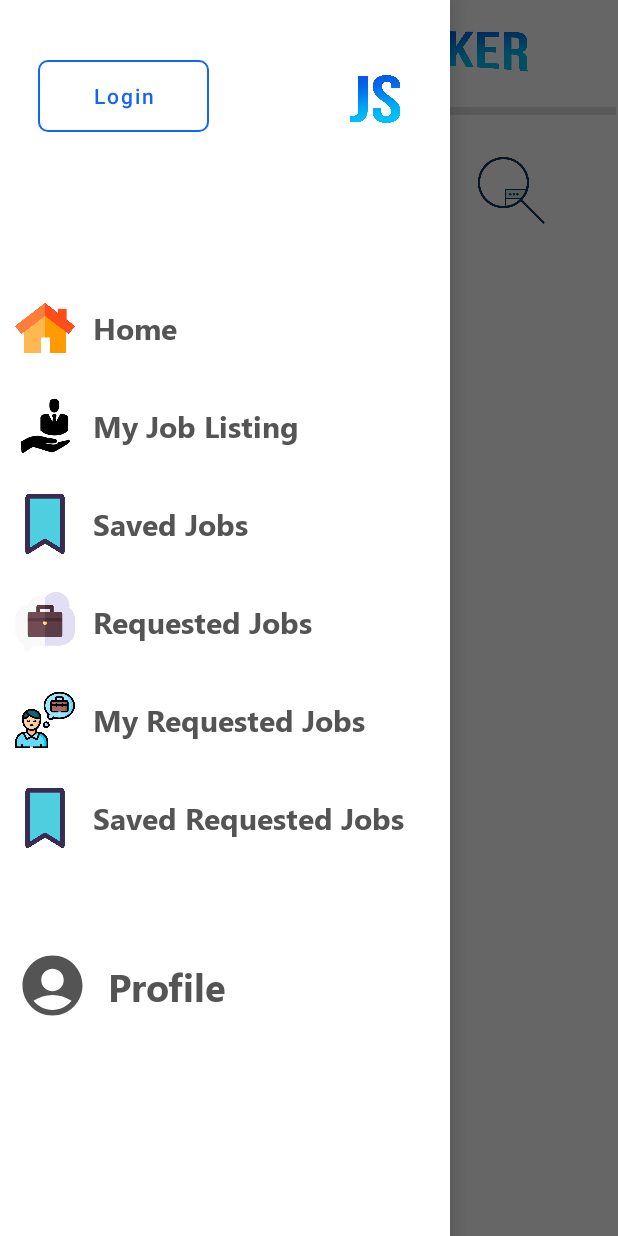
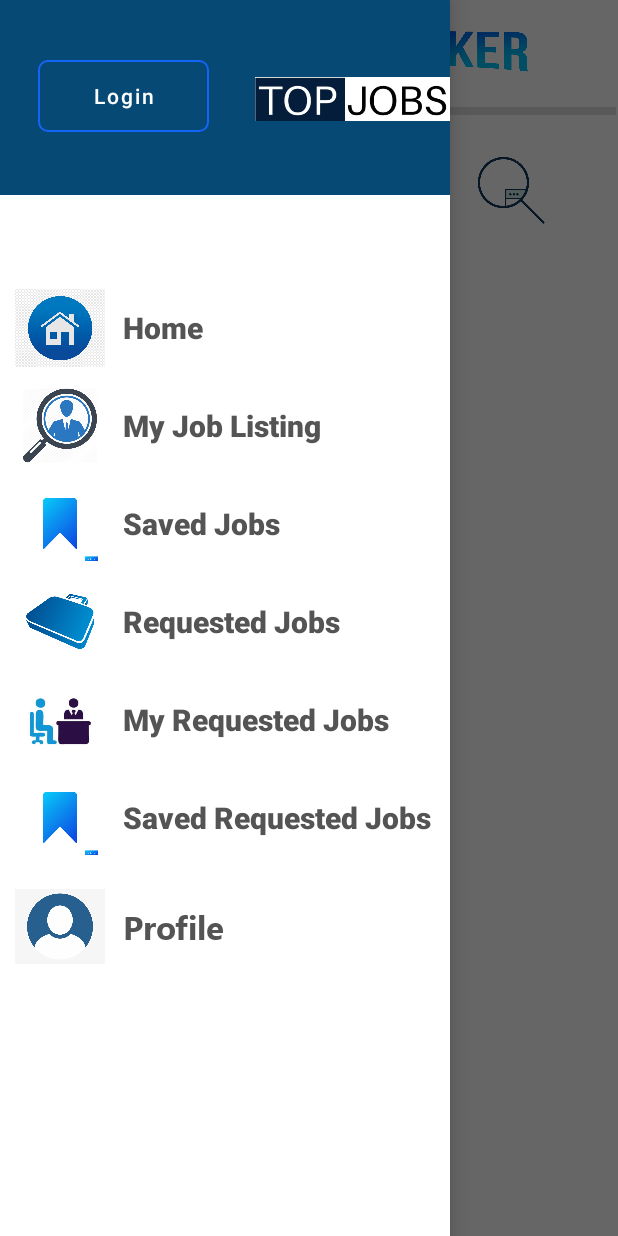
Before and after one commit to SDSamarasinghe/Top_Jobs_Crooby_Beans, an Android app: the screen it shows after launch (Homepage_new), with the side drawer open, on a phone screen of 412 x 824 dp. Run offline under Robolectric (Android 15) with nearby library versions, the phone set to English and light mode, and no system bars; our stand-ins replace Firebase (no records; nobody signed in at launch, a user with empty details on screens opened directly); Roboto replaces fonts that are not available here.

Commit message:
create navbar

```diff
--- a/app/src/main/res/layout/activity_navigation_bar.xml
+++ b/app/src/main/res/layout/activity_navigation_bar.xml
@@ -9,7 +9,9 @@
 
     <RelativeLayout
         android:layout_width="match_parent"
-        android:layout_height="130dp">
+        android:layout_height="130dp"
+        android:background="#074975">
+
 
         <Button
             android:id="@+id/btn_nav_logout"
@@ -35,7 +37,7 @@
             android:onClick="login"
             android:text="@string/btn_nav_login"
             android:textAllCaps="false"
-            android:textColor="@color/nav_login"
+            android:textColor="@color/white"
             android:visibility="visible"
             app:backgroundTint="@color/btn_nav_login" />
 
@@ -43,9 +45,11 @@
             android:id="@+id/imageView13"
             android:layout_width="173dp"
             android:layout_height="112dp"
+            android:layout_alignParentStart="true"
+            android:layout_marginStart="170dp"
             android:layout_marginLeft="200dp"
             android:layout_marginTop="10dp"
-            app:srcCompat="@drawable/js_png" />
+            app:srcCompat="@drawable/newlogomad" />
 
     </RelativeLayout>
 
@@ -66,23 +70,23 @@
 
         <ImageView
             android:id="@+id/imageView3"
-            android:layout_width="40dp"
-            android:layout_height="40dp"
+            android:layout_width="60dp"
+            android:layout_height="60dp"
             android:layout_marginLeft="10dp"
-            app:srcCompat="@drawable/home__1_"
-            tools:srcCompat="@drawable/home__1_" />
+            app:srcCompat="@drawable/homelast"
+            tools:srcCompat="@drawable/homelast" />
 
         <TextView
             android:id="@+id/tv_nav_home"
             android:layout_width="289dp"
             android:layout_height="wrap_content"
             android:layout_weight="1"
-            android:fontFamily="@font/segoe_bold"
+            android:fontFamily="sans-serif-black"
             android:padding="12dp"
             android:text="@string/tv_nav_home"
             android:textColor="@color/nav"
             android:textSize="20sp"
-            android:textStyle="bold" />
+            android:textStyle="normal" />
 
     </LinearLayout>
 
@@ -97,18 +101,18 @@
 
         <ImageView
             android:id="@+id/imageView9"
-            android:layout_width="40dp"
-            android:layout_height="40dp"
+            android:layout_width="60dp"
+            android:layout_height="50dp"
             android:layout_marginLeft="10dp"
-            app:srcCompat="@drawable/_05581_200"
-            tools:srcCompat="@drawable/_05581_200" />
+            app:srcCompat="@drawable/findyouremployes"
+            tools:srcCompat="@drawable/findyouremployes" />
 
         <TextView
             android:id="@+id/tv_nav_myjobs"
             android:layout_width="289dp"
             android:layout_height="wrap_content"
             android:layout_weight="1"
-            android:fontFamily="@font/segoe_bold"
+            android:fontFamily="sans-serif-black"
             android:padding="12dp"
             android:text="@string/tv_nav_myjobs"
             android:textColor="@color/nav"
@@ -128,18 +132,18 @@
 
         <ImageView
             android:id="@+id/imageView10"
-            android:layout_width="40dp"
-            android:layout_height="40dp"
+            android:layout_width="60dp"
+            android:layout_height="50dp"
             android:layout_marginLeft="10dp"
-            app:srcCompat="@drawable/bookmark__1_"
-            tools:srcCompat="@drawable/bookmark__1_" />
+            app:srcCompat="@drawable/save3"
+            tools:srcCompat="@drawable/save3" />
 
         <TextView
             android:id="@+id/tv_nav_savedjobs"
             android:layout_width="289dp"
             android:layout_height="wrap_content"
             android:layout_weight="1"
-            android:fontFamily="@font/segoe_bold"
+            android:fontFamily="sans-serif-black"
             android:padding="12dp"
             android:text="@string/tv_nav_savedjobs"
             android:textColor="@color/nav"
@@ -159,18 +163,18 @@
 
         <ImageView
             android:id="@+id/imageView12"
-            android:layout_width="40dp"
-            android:layout_height="40dp"
+            android:layout_width="60dp"
+            android:layout_height="50dp"
             android:layout_marginLeft="10dp"
-            app:srcCompat="@drawable/job"
-            tools:srcCompat="@drawable/job" />
+            app:srcCompat="@drawable/suitacse"
+            tools:srcCompat="@drawable/suitacse" />
 
         <TextView
             android:id="@+id/tv_nav_requestedjobs"
             android:layout_width="289dp"
             android:layout_height="wrap_content"
             android:layout_weight="1"
-            android:fontFamily="@font/segoe_bold"
+            android:fontFamily="sans-serif-black"
             android:padding="12dp"
             android:text="@string/tv_nav_requestedjobs"
             android:textColor="@color/nav"
@@ -190,18 +194,18 @@
 
         <ImageView
             android:id="@+id/imageView11"
-            android:layout_width="40dp"
-            android:layout_height="40dp"
+            android:layout_width="60dp"
+            android:layout_height="60dp"
             android:layout_marginLeft="10dp"
-            app:srcCompat="@drawable/need"
-            tools:srcCompat="@drawable/need" />
+            app:srcCompat="@drawable/peaple"
+            tools:srcCompat="@drawable/peaple" />
 
         <TextView
             android:id="@+id/tv_nav_myreqjobs"
             android:layout_width="289dp"
             android:layout_height="wrap_content"
             android:layout_weight="1"
-            android:fontFamily="@font/segoe_bold"
+            android:fontFamily="sans-serif-black"
             android:padding="12dp"
             android:text="@string/tv_nav_myreqjobs"
             android:textColor="@color/nav"
@@ -221,18 +225,18 @@
 
         <ImageView
             android:id="@+id/imageView8"
-            android:layout_width="40dp"
-            android:layout_height="40dp"
+            android:layout_width="60dp"
+            android:layout_height="50dp"
             android:layout_marginLeft="10dp"
-            app:srcCompat="@drawable/bookmark__1_"
-            tools:srcCompat="@drawable/bookmark__1_" />
+            app:srcCompat="@drawable/save3"
+            tools:srcCompat="@drawable/save3" />
 
         <TextView
             android:id="@+id/tv_nav_savedreqjobs"
             android:layout_width="289dp"
             android:layout_height="wrap_content"
             android:layout_weight="1"
-            android:fontFamily="@font/segoe_bold"
+            android:fontFamily="sans-serif-black"
             android:padding="12dp"
             android:text="@string/tv_nav_savedreqjobs"
             android:textColor="@color/nav"
@@ -240,6 +244,7 @@
             android:textStyle="bold" />
 
     </LinearLayout>
+
 
 
 
@@ -253,8 +258,9 @@
 
         android:onClick="navClickProfile"
         android:id="@+id/nav_profile"
-        android:layout_width="match_parent"
-        android:layout_height="wrap_content"
+        android:layout_marginTop="-40dp"
+        android:layout_width="200dp"
+        android:layout_height="60dp"
         android:orientation="horizontal"
         android:background="@drawable/hover"
         android:gravity="center_vertical">
@@ -262,22 +268,22 @@
         <ImageView
 
             android:id="@+id/image_navigation_bar"
-            android:layout_width="50dp"
+            android:layout_width="60dp"
             android:layout_height="50dp"
             android:layout_marginLeft="10dp"
-            android:src="@drawable/round_account_circle_20"
-            tools:srcCompat="@drawable/round_account_circle_20" />
+            android:src="@drawable/profilenew"
+            tools:srcCompat="@drawable/profilenew" />
 
         <TextView
             android:id="@+id/tv_nav_profile"
-            android:layout_width="289dp"
+            android:layout_width="160dp"
             android:layout_height="wrap_content"
             android:layout_weight="1"
             android:fontFamily="@font/segoe_bold"
             android:padding="12dp"
             android:text="@string/tv_nav_profile"
             android:textColor="@color/nav"
-            android:textSize="25sp"
+            android:textSize="22sp"
             android:textStyle="bold" />
     </LinearLayout>
 
--- a/app/src/main/res/values/strings.xml
+++ b/app/src/main/res/values/strings.xml
@@ -242,6 +242,7 @@
     <string name="tv_nav_myreqjobs">My Requested Jobs</string>
     <string name="tv_nav_savedreqjobs">Saved Requested Jobs</string>
     <string name="tv_nav_profile">Profile</string>
+    <string name="tv_nav_calculator">Calculate Salary</string>
 
     <string name="tv_Profile">Profile</string>
     <string name="btn_verify_now">Verify Now</string>
```
Also changed, not shown: app/src/main/res/drawable/calaculator.jpg (added), app/src/main/res/drawable/newlogomad.jpeg (added), app/src/main/res/drawable/peaple.jpg (added), app/src/main/res/drawable/profilenew.png (added), app/src/main/res/drawable/requestedjob.png (added), app/src/main/res/drawable/suitacse.png (added).
